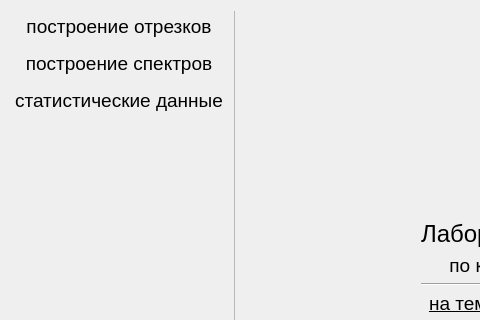
RullDeef/cg-lab, file lab_3/src/ui/appwindow.ui: the form before one commit; both pictures show x 0 to 480 and y 0 to 320 of the 900 by 600 pixel window.
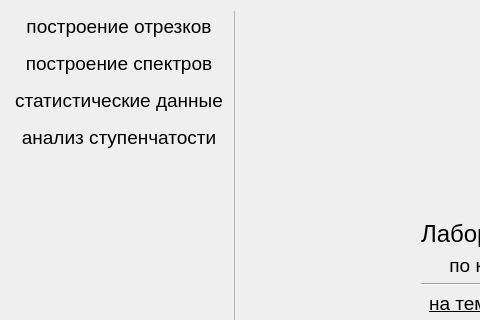
The form after the commit.

Patch:
```diff
--- a/lab_3/src/ui/appwindow.ui
+++ b/lab_3/src/ui/appwindow.ui
@@ -95,6 +95,21 @@
         </property>
        </widget>
       </item>
+      <item>
+       <widget class="QPushButton" name="stairsButton">
+        <property name="font">
+         <font>
+          <pointsize>14</pointsize>
+         </font>
+        </property>
+        <property name="text">
+         <string>анализ ступенчатости</string>
+        </property>
+        <property name="flat">
+         <bool>true</bool>
+        </property>
+       </widget>
+      </item>
       <item>
        <spacer name="verticalSpacer">
         <property name="orientation">
```
Left out of the diff: 1 changed line with no effect on the pictures.
